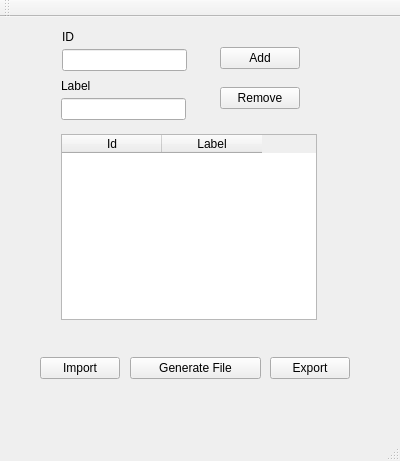
jviriato/elc117, file t8/crud.ui: the form before one commit.
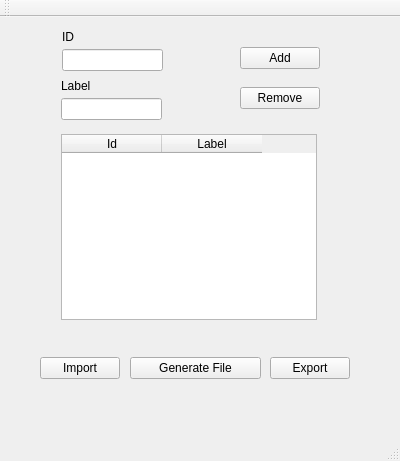
The form after the commit.

What changed in the file:
```diff
--- a/t8/crud.ui
+++ b/t8/crud.ui
@@ -56,7 +56,7 @@
    <widget class="QPushButton" name="botaoRemove">
     <property name="geometry">
      <rect>
-      <x>220</x>
+      <x>240</x>
       <y>70</y>
       <width>80</width>
       <height>22</height>
@@ -71,7 +71,7 @@
      <rect>
       <x>61</x>
       <y>81</y>
-      <width>125</width>
+      <width>101</width>
       <height>22</height>
      </rect>
     </property>
@@ -92,7 +92,7 @@
    <widget class="QPushButton" name="botaoAdd">
     <property name="geometry">
      <rect>
-      <x>220</x>
+      <x>240</x>
       <y>30</y>
       <width>80</width>
       <height>22</height>
@@ -127,7 +127,7 @@
      <rect>
       <x>62</x>
       <y>32</y>
-      <width>125</width>
+      <width>101</width>
       <height>22</height>
      </rect>
     </property>
```
Left out of the diff: 2 changed lines with no effect on the pictures.
